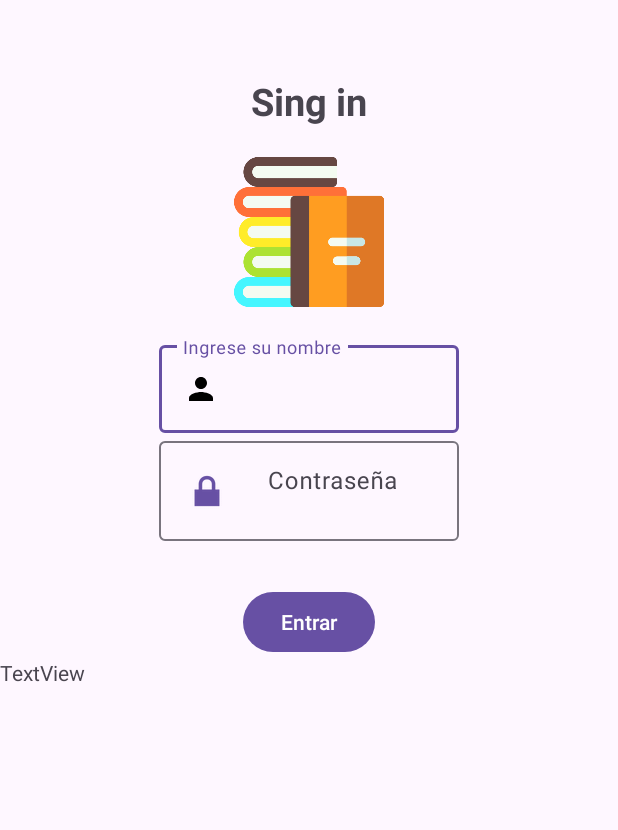
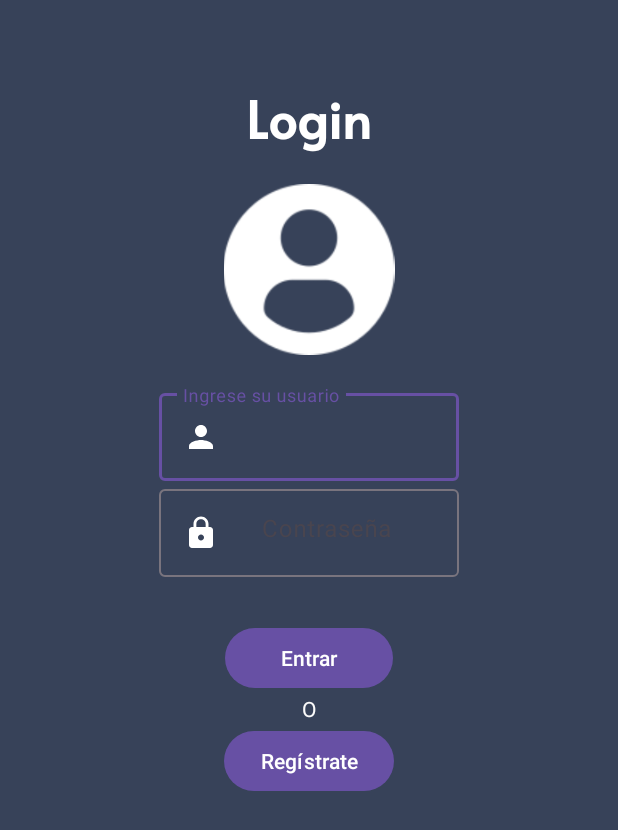
Before and after one commit to paleman2019222/Admin4Teacher, an Android app: the screen it shows after launch (MainActivity), on a phone screen of 412 x 824 dp. Shown: the top 830 px of the screen. Run offline under Robolectric (Android 15) with nearby library versions, the phone set to English and light mode, and no system bars; our stand-ins replace Volley.

Commit message:
cambios en login

```diff
--- a/app/src/main/java/com/example/admin4teacher/MainActivity.java
+++ b/app/src/main/java/com/example/admin4teacher/MainActivity.java
@@ -20,6 +20,7 @@ import com.android.volley.toolbox.Volley;
 import com.google.android.material.textfield.TextInputEditText;
 
 import org.json.JSONArray;
+import org.json.JSONException;
 import org.json.JSONObject;
 
 
@@ -39,7 +40,7 @@ public class MainActivity extends AppCompatActivity implements Response.Listener
 
         userTxt = (TextInputEditText) findViewById(R.id.txtUser);
         passTxt=(TextInputEditText) findViewById(R.id.txtPassword);
-        label=(TextView) findViewById(R.id.textView123);
+
         btnLogin=(Button)  findViewById(R.id.btnLogin);
         rq = Volley.newRequestQueue(getApplicationContext());
 
@@ -73,17 +74,28 @@ public class MainActivity extends AppCompatActivity implements Response.Listener
 
     @Override
     public void onErrorResponse(VolleyError error) {
-        Toast.makeText(getApplicationContext(), "No se encontró el error " + error.toString(), Toast.LENGTH_SHORT).show();
+        Toast.makeText(getApplicationContext(), "Verifique los datos e intentelo nuevamente", Toast.LENGTH_SHORT).show();
         error.printStackTrace();
         Log.i("ERROR", error.toString());
-        label.setText(error.toString());
     }
 
     @Override
     public void onResponse(JSONObject response) {
+        User usuario = new User();
         Toast.makeText(getApplicationContext(), "Se ha encontrado el usuario " + userTxt.getText().toString(), Toast.LENGTH_SHORT).show();
 
         JSONArray jsonArray = response.optJSONArray("datos");
         JSONObject jsonObject= null;
+
+        try {
+            jsonObject = jsonArray.getJSONObject(0);
+            usuario.setUser(jsonObject.optString("user"));
+            usuario.setName(jsonObject.optString("name"));
+            usuario.setLastname(jsonObject.optString("lastname"));
+            usuario.setEmail(jsonObject.optString("email"));
+
+        } catch (JSONException e) {
+            throw new RuntimeException(e);
+        }
     }
 }
--- /dev/null
+++ b/app/src/main/res/drawable/baseline_lock_24.xml
@@ -0,0 +1,5 @@
+<vector android:height="24dp" android:tint="#FFFFFF"
+    android:viewportHeight="24" android:viewportWidth="24"
+    android:width="24dp" xmlns:android="http://schemas.android.com/apk/res/android">
+    <path android:fillColor="@android:color/white" android:pathData="M18,8h-1L17,6c0,-2.76 -2.24,-5 -5,-5S7,3.24 7,6v2L6,8c-1.1,0 -2,0.9 -2,2v10c0,1.1 0.9,2 2,2h12c1.1,0 2,-0.9 2,-2L20,10c0,-1.1 -0.9,-2 -2,-2zM12,17c-1.1,0 -2,-0.9 -2,-2s0.9,-2 2,-2 2,0.9 2,2 -0.9,2 -2,2zM15.1,8L8.9,8L8.9,6c0,-1.71 1.39,-3.1 3.1,-3.1 1.71,0 3.1,1.39 3.1,3.1v2z"/>
+</vector>
--- a/app/src/main/res/drawable/baseline_person_24.xml
+++ b/app/src/main/res/drawable/baseline_person_24.xml
@@ -1,4 +1,4 @@
-<vector android:height="24dp" android:tint="#000000"
+<vector android:height="24dp" android:tint="#FFFFFF"
     android:viewportHeight="24" android:viewportWidth="24"
     android:width="24dp" xmlns:android="http://schemas.android.com/apk/res/android">
     <path android:fillColor="@android:color/white" android:pathData="M12,12c2.21,0 4,-1.79 4,-4s-1.79,-4 -4,-4 -4,1.79 -4,4 1.79,4 4,4zM12,14c-2.67,0 -8,1.34 -8,4v2h16v-2c0,-2.66 -5.33,-4 -8,-4z"/>
--- a/app/src/main/res/layout/activity_main.xml
+++ b/app/src/main/res/layout/activity_main.xml
@@ -4,25 +4,30 @@
     xmlns:tools="http://schemas.android.com/tools"
     android:layout_width="match_parent"
     android:layout_height="match_parent"
+    android:background="#374259"
+    android:backgroundTint="#374259"
+    android:gravity="center_horizontal"
     android:orientation="vertical"
-    tools:context=".MainActivity"
-    android:gravity="center_horizontal"
-    android:paddingTop="50dp">
+    android:paddingTop="50dp"
+    android:textAlignment="gravity"
+    tools:context=".MainActivity">
 
     <com.google.android.material.textview.MaterialTextView
         android:id="@+id/textView2"
         android:layout_width="wrap_content"
         android:layout_height="wrap_content"
         android:text="@string/txt_login"
+        android:textColor="#FFFFFF"
+        android:textSize="34sp"
         android:textStyle="bold"
-        android:textSize="25sp" />
+        app:fontFamily="@font/alata" />
 
     <ImageView
         android:id="@+id/imageView"
-        android:layout_width="100dp"
-        android:layout_height="100dp"
+        android:layout_width="117dp"
+        android:layout_height="114dp"
         android:layout_marginTop="20dp"
-        app:srcCompat="@drawable/libro" />
+        app:srcCompat="@drawable/user2" />
 
 
     <com.google.android.material.textfield.TextInputLayout
@@ -36,7 +41,11 @@
             android:layout_height="match_parent"
             android:drawableStart="@drawable/baseline_person_24"
             android:hint="@string/hint_name"
-            android:inputType="text" />
+            android:inputType="text"
+            android:textColor="#FFFFFF"
+            android:textColorHighlight="#FFFFFF"
+            android:textColorHint="#FFFFFF"
+            android:textColorLink="#FFFFFF" />
     </com.google.android.material.textfield.TextInputLayout>
 
     <com.google.android.material.textfield.TextInputLayout
@@ -47,7 +56,7 @@
             android:id="@+id/txtPassword"
             android:layout_width="match_parent"
             android:layout_height="match_parent"
-            android:drawableStart="@android:drawable/ic_lock_lock"
+            android:drawableStart="@drawable/baseline_lock_24"
             android:gravity="center_horizontal"
             android:hint="@string/hint_contraseña"
             android:inputType="textPassword" />
@@ -55,16 +64,27 @@
 
     <com.google.android.material.button.MaterialButton
         android:id="@+id/btnLogin"
+        android:layout_width="112dp"
+        android:layout_height="wrap_content"
+        android:layout_marginTop="30dp"
+        android:text="@string/txt_entrar" />
+
+    <TextView
+        android:id="@+id/textView"
         android:layout_width="wrap_content"
         android:layout_height="wrap_content"
-        android:text="@string/txt_entrar"
-        android:layout_marginTop="30dp"/>
-
-    <TextView
-        android:id="@+id/textView123"
-        android:layout_width="match_parent"
-        android:layout_height="wrap_content"
-        android:text="TextView" />
+        android:text="O"
+        android:textColor="#FBFBFB"
+        android:textColorHighlight="#FFFFFF"
+        android:textColorHint="#FFFFFF"
+        android:textColorLink="#FFFFFF" />
 
 
+    <com.google.android.material.button.MaterialButton
+        android:id="@+id/btnSignUp"
+        android:layout_width="wrap_content"
+        android:layout_height="wrap_content"
+        android:layout_marginTop="1dp"
+        android:text="Regístrate" />
+
 </LinearLayout>
--- a/app/src/main/res/values/strings.xml
+++ b/app/src/main/res/values/strings.xml
@@ -1,9 +1,9 @@
 <resources>
     <string name="app_name">Admin4Teacher</string>
-    <string name="hint_name">Ingrese su nombre</string>
+    <string name="hint_name">Ingrese su usuario</string>
     <string name="hint_contraseña">Contraseña</string>
     <string name="txt_entrar">Entrar</string>
-    <string name="txt_login">Sing in</string>
+    <string name="txt_login">Login</string>
 
     <string name="busqueda">ingrese el texto</string>
     <string name="texto">Lista tarjetas</string>
```
Also changed, not shown: app/src/main/res/drawable/user.png (added), app/src/main/res/drawable/user2.png (added), app/src/main/res/font/alata.ttf (added).
